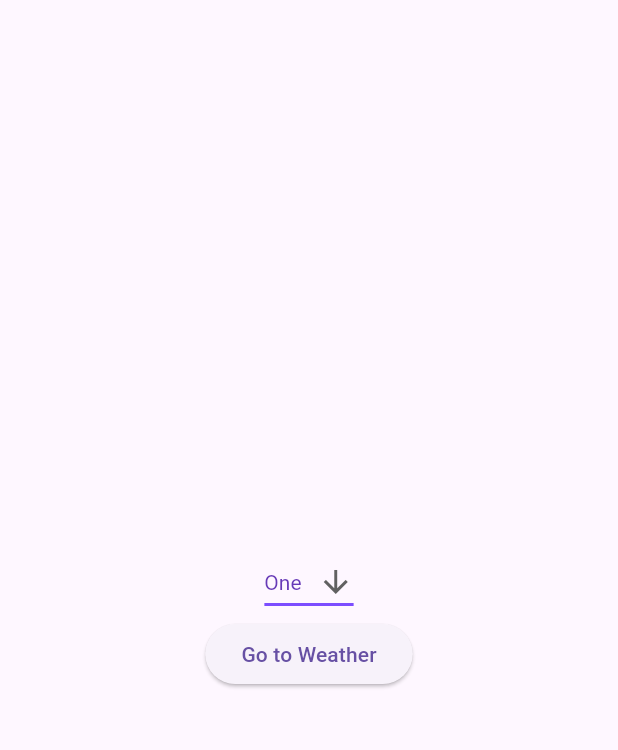
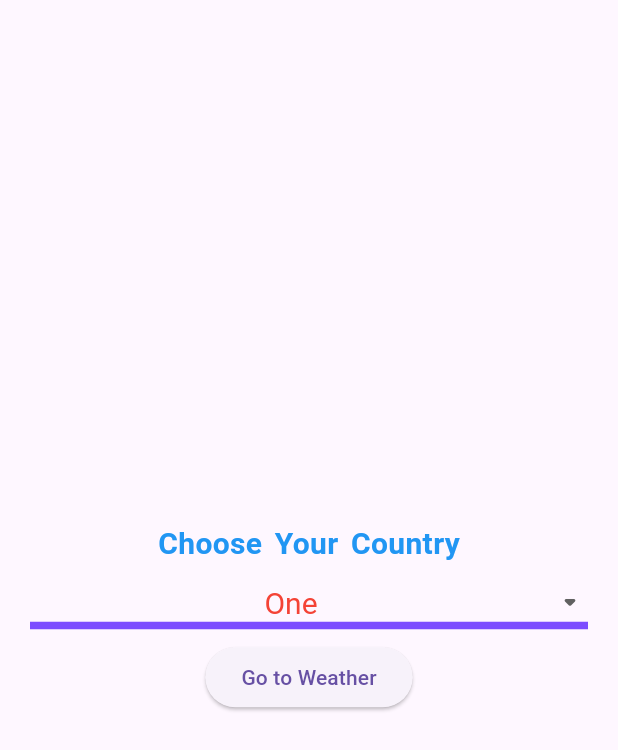
Before and after one commit to mahmoudbakir2015/weather, a Flutter app: the screen it shows after launch, on a phone screen of 412 x 824 dp. Shown: the top 750 px of the screen. Run offline on Flutter 3.47's test engine with Material 3 defaults, Android fonts, the phone set to English and light mode, and no system bars.

Commit message:
make choose city to be Shared widget

```diff
--- a/lib/presentation/choose_city/choose_city.dart
+++ b/lib/presentation/choose_city/choose_city.dart
@@ -8,22 +8,41 @@ class ChooseCity extends StatefulWidget {
 }
 
 class _ChooseCityState extends State<ChooseCity> {
+  List<String> country = <String>['One', 'Two', 'Three', 'Four'];
+  String dropdownValue = 'One';
   @override
   Widget build(BuildContext context) {
-    List<String> list = <String>['One', 'Two', 'Three', 'Four'];
-    String dropdownValue = list.first;
     return Scaffold(
-      body: Column(
+      body: Padding(
+        padding: const EdgeInsets.all(
+          20,
+        ),
+        child: Column(
           mainAxisAlignment: MainAxisAlignment.center,
           children: [
+            const Text(
+              'Choose Your Country',
+              style: TextStyle(
+                color: Colors.blue,
+                fontWeight: FontWeight.bold,
+                fontSize: 20,
+                wordSpacing: 3,
+              ),
+            ),
             Center(
+              child: Expanded(
+                child: SizedBox(
+                  height: 50,
+                  width: double.infinity,
                   child: DropdownButton<String>(
                     value: dropdownValue,
-              icon: const Icon(Icons.arrow_downward),
+                    icon: const Icon(Icons.arrow_drop_down_rounded),
                     elevation: 16,
+                    alignment: Alignment.center,
+                    isExpanded: true,
                     style: const TextStyle(color: Colors.deepPurple),
                     underline: Container(
-                height: 2,
+                      height: 5,
                       color: Colors.deepPurpleAccent,
                     ),
                     onChanged: (String? value) {
@@ -32,12 +51,22 @@ class _ChooseCityState extends State<ChooseCity> {
                         dropdownValue = value!;
                       });
                     },
-              items: list.map<DropdownMenuItem<String>>((String value) {
+                    items:
+                        country.map<DropdownMenuItem<String>>((String value) {
                       return DropdownMenuItem<String>(
+                        alignment: Alignment.center,
                         value: value,
-                  child: Text(value),
+                        child: Text(
+                          value,
+                          style: const TextStyle(
+                            color: Colors.red,
+                            fontSize: 20,
+                          ),
+                        ),
                       );
                     }).toList(),
+                  ),
+                ),
               ),
             ),
             ElevatedButton(
@@ -48,6 +77,7 @@ class _ChooseCityState extends State<ChooseCity> {
             ),
           ],
         ),
+      ),
     );
   }
 }
--- /dev/null
+++ b/lib/widget/choose_city.dart
@@ -0,0 +1,52 @@
+// ignore_for_file: public_member_api_docs, sort_constructors_first
+import 'package:flutter/material.dart';
+
+// ignore: must_be_immutable
+class ChooseCity extends StatefulWidget {
+  final List<String> country;
+  String? dropdownValue;
+  ChooseCity({
+    Key? key,
+    required this.country,
+    this.dropdownValue = 'Egypt',
+  }) : super(key: key);
+
+  @override
+  State<ChooseCity> createState() => _ChooseCityState();
+}
+
+class _ChooseCityState extends State<ChooseCity> {
+  @override
+  Widget build(BuildContext context) {
+    return DropdownButton<String>(
+      value: widget.dropdownValue,
+      icon: const Icon(Icons.arrow_drop_down_rounded),
+      elevation: 16,
+      alignment: Alignment.center,
+      isExpanded: true,
+      style: const TextStyle(color: Colors.deepPurple),
+      underline: Container(
+        height: 5,
+        color: Colors.deepPurpleAccent,
+      ),
+      onChanged: (String? value) {
+        setState(() {
+          widget.dropdownValue = value!;
+        });
+      },
+      items: widget.country.map<DropdownMenuItem<String>>((String value) {
+        return DropdownMenuItem<String>(
+          alignment: Alignment.center,
+          value: value,
+          child: Text(
+            value,
+            style: const TextStyle(
+              color: Colors.red,
+              fontSize: 20,
+            ),
+          ),
+        );
+      }).toList(),
+    );
+  }
+}
```
Lines whose indentation alone changed are shown as unchanged.
